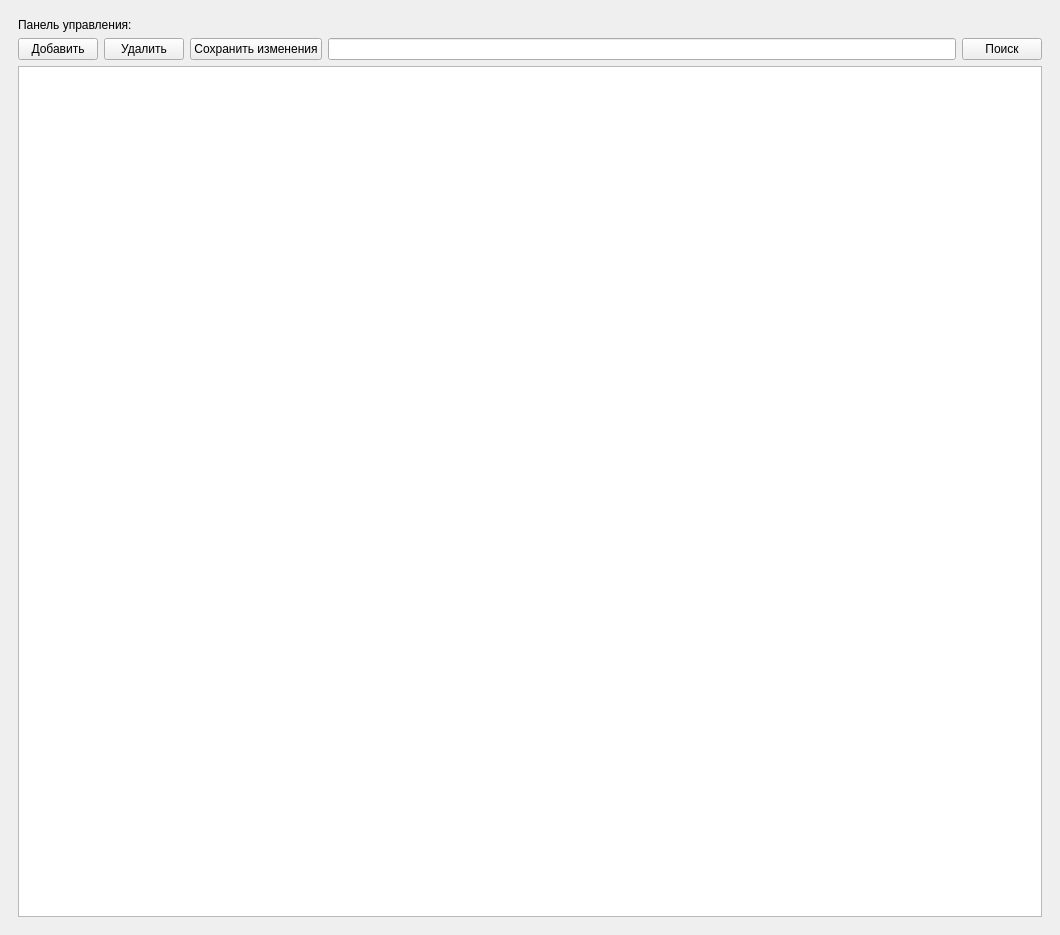
This is venv/irsDB/base.ui in Ilaygor/irsDB as Qt 5 draws it before an edit. The edited form follows.
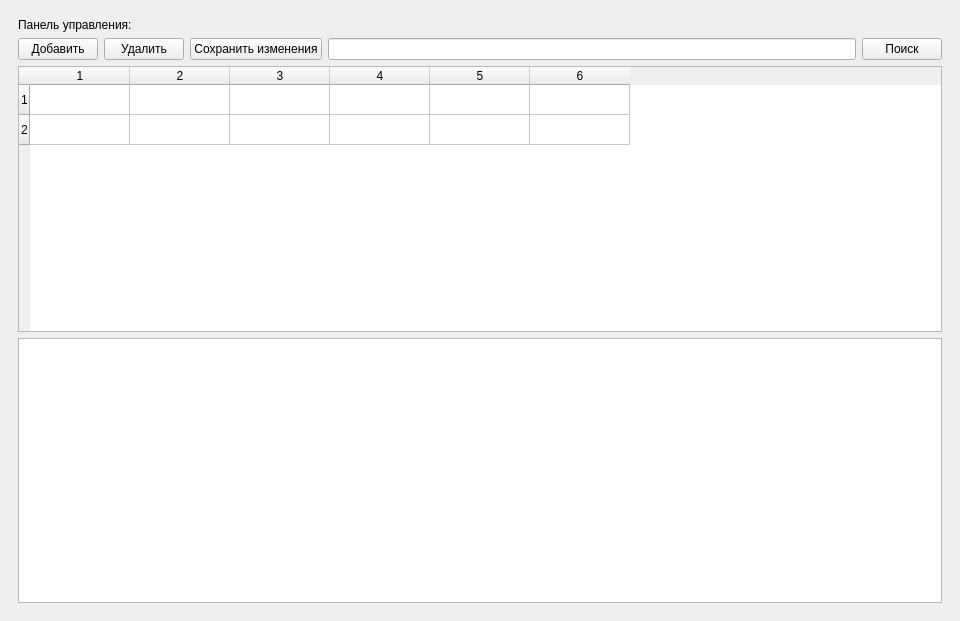
This is the edited form. The open tabs and pages were chosen to show the change. Icons and pictures are not drawn.

Commit message: Отображение бд пользователей

What changed in the file:
```diff
--- a/venv/irsDB/base.ui
+++ b/venv/irsDB/base.ui
@@ -6,8 +6,8 @@
    <rect>
     <x>0</x>
     <y>0</y>
-    <width>1060</width>
-    <height>935</height>
+    <width>960</width>
+    <height>621</height>
    </rect>
   </property>
   <property name="windowTitle">
@@ -1013,7 +1013,31 @@
          </layout>
         </item>
         <item>
-         <widget class="QTableWidget" name="tableWidget"/>
+         <widget class="QTableWidget" name="tableWidget">
+          <property name="baseSize">
+           <size>
+            <width>0</width>
+            <height>0</height>
+           </size>
+          </property>
+          <property name="rowCount">
+           <number>2</number>
+          </property>
+          <property name="columnCount">
+           <number>6</number>
+          </property>
+          <row/>
+          <row/>
+          <column/>
+          <column/>
+          <column/>
+          <column/>
+          <column/>
+          <column/>
+         </widget>
+        </item>
+        <item>
+         <widget class="QListView" name="listView"/>
         </item>
        </layout>
       </widget>
```
Left out of the diff: 18 changed lines with no effect on the pictures. The commit also changes 1 other file.
